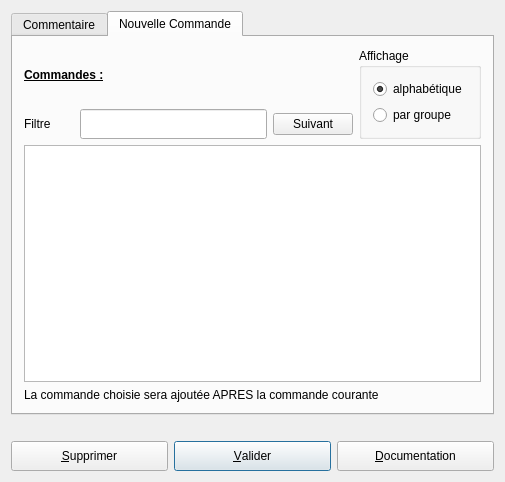
First picture: the form in UiQT4/desCommentaire.ui, repository SalomePlatform/eficas_tools, before the edit.
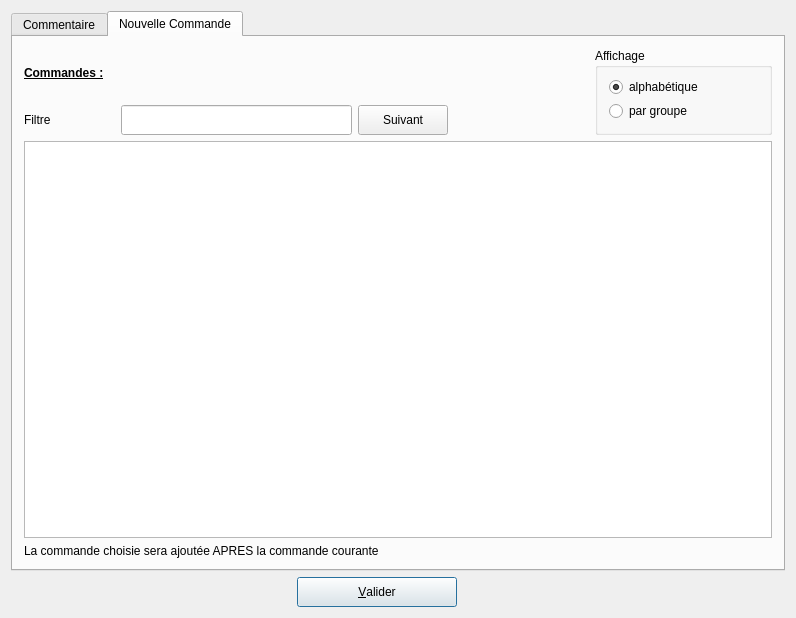
Second picture: the form after the edit. The open tabs and pages were chosen to show the change.

Patch:
```diff
--- a/UiQT4/desCommentaire.ui
+++ b/UiQT4/desCommentaire.ui
@@ -5,8 +5,8 @@
    <rect>
     <x>0</x>
     <y>0</y>
-    <width>505</width>
-    <height>482</height>
+    <width>796</width>
+    <height>618</height>
    </rect>
   </property>
   <property name="minimumSize" >
@@ -18,93 +18,8 @@
   <property name="windowTitle" >
    <string>DComm</string>
   </property>
-  <layout class="QGridLayout" >
-   <item row="2" column="1" >
-    <widget class="QPushButton" name="bOk" >
-     <property name="minimumSize" >
-      <size>
-       <width>0</width>
-       <height>30</height>
-      </size>
-     </property>
-     <property name="toolTip" >
-      <string>validation de la saisie</string>
-     </property>
-     <property name="text" >
-      <string>&amp;Valider</string>
-     </property>
-     <property name="shortcut" >
-      <string>Shift+A, Alt+A, Alt+A, Alt+A</string>
-     </property>
-     <property name="autoDefault" >
-      <bool>true</bool>
-     </property>
-     <property name="default" >
-      <bool>true</bool>
-     </property>
-    </widget>
-   </item>
-   <item row="2" column="0" >
-    <widget class="QPushButton" name="bSup" >
-     <property name="minimumSize" >
-      <size>
-       <width>0</width>
-       <height>30</height>
-      </size>
-     </property>
-     <property name="toolTip" >
-      <string>suppression du mot clef</string>
-     </property>
-     <property name="text" >
-      <string>&amp;Supprimer</string>
-     </property>
-     <property name="shortcut" >
-      <string>Alt+S</string>
-     </property>
-     <property name="autoDefault" >
-      <bool>true</bool>
-     </property>
-    </widget>
-   </item>
-   <item row="2" column="2" >
-    <widget class="QPushButton" name="bHelp" >
-     <property name="minimumSize" >
-      <size>
-       <width>0</width>
-       <height>30</height>
-      </size>
-     </property>
-     <property name="toolTip" >
-      <string>affichage documentation aster</string>
-     </property>
-     <property name="text" >
-      <string>&amp;Documentation</string>
-     </property>
-     <property name="shortcut" >
-      <string>Alt+D</string>
-     </property>
-     <property name="autoDefault" >
-      <bool>true</bool>
-     </property>
-    </widget>
-   </item>
-   <item row="1" column="0" colspan="3" >
-    <widget class="QLabel" name="Commentaire" >
-     <property name="frameShape" >
-      <enum>QFrame::NoFrame</enum>
-     </property>
-     <property name="frameShadow" >
-      <enum>QFrame::Plain</enum>
-     </property>
-     <property name="text" >
-      <string/>
-     </property>
-     <property name="wordWrap" >
-      <bool>false</bool>
-     </property>
-    </widget>
-   </item>
-   <item row="0" column="0" colspan="3" >
+  <layout class="QGridLayout" name="gridLayout_3" >
+   <item row="0" column="0" >
     <widget class="QTabWidget" name="TWChoix" >
      <property name="currentIndex" >
       <number>0</number>
@@ -128,19 +43,13 @@
       </layout>
      </widget>
      <widget class="QWidget" name="Commande" >
-      <property name="geometry" >
-       <rect>
-        <x>0</x>
-        <y>0</y>
-        <width>483</width>
-        <height>371</height>
-       </rect>
-      </property>
       <attribute name="title" >
        <string>Nouvelle Commande</string>
       </attribute>
       <layout class="QGridLayout" name="gridLayout_4" >
-       <item row="0" column="0" colspan="3" >
+       <item row="0" column="0" >
+        <layout class="QGridLayout" name="gridLayout_2" >
+         <item row="0" column="0" colspan="2" >
         <widget class="QLabel" name="textLabel1_4" >
          <property name="text" >
           <string>&lt;b>&lt;u>Commandes :&lt;/u>&lt;/b></string>
@@ -150,14 +59,32 @@
          </property>
         </widget>
        </item>
-       <item rowspan="2" row="0" column="3" >
+         <item rowspan="2" row="0" column="4" >
         <widget class="QGroupBox" name="groupBox" >
+           <property name="minimumSize" >
+            <size>
+             <width>171</width>
+             <height>71</height>
+            </size>
+           </property>
          <property name="title" >
           <string>Affichage</string>
          </property>
-         <layout class="QGridLayout" name="gridLayout_3" >
+           <layout class="QGridLayout" name="gridLayout" >
           <item row="0" column="0" >
            <widget class="QRadioButton" name="RBalpha" >
+              <property name="minimumSize" >
+               <size>
+                <width>149</width>
+                <height>16</height>
+               </size>
+              </property>
+              <property name="maximumSize" >
+               <size>
+                <width>149</width>
+                <height>16</height>
+               </size>
+              </property>
             <property name="text" >
              <string>alphabétique</string>
             </property>
@@ -177,10 +104,10 @@
         </widget>
        </item>
        <item row="1" column="0" >
-        <widget class="QLabel" name="textLabel6_2" >
+          <widget class="QLabel" name="textLabel6" >
          <property name="minimumSize" >
           <size>
-           <width>50</width>
+             <width>91</width>
            <height>30</height>
           </size>
          </property>
@@ -196,7 +123,7 @@
         <widget class="QLineEdit" name="LEFiltre" >
          <property name="minimumSize" >
           <size>
-           <width>160</width>
+             <width>231</width>
            <height>30</height>
           </size>
          </property>
@@ -204,16 +131,43 @@
        </item>
        <item row="1" column="2" >
         <widget class="QPushButton" name="BNext" >
+           <property name="minimumSize" >
+            <size>
+             <width>90</width>
+             <height>30</height>
+            </size>
+           </property>
          <property name="text" >
           <string>Suivant</string>
          </property>
         </widget>
        </item>
-       <item row="2" column="0" colspan="4" >
+         <item row="1" column="3" >
+          <spacer name="horizontalSpacer_4" >
+           <property name="orientation" >
+            <enum>Qt::Horizontal</enum>
+           </property>
+           <property name="sizeHint" stdset="0" >
+            <size>
+             <width>108</width>
+             <height>20</height>
+            </size>
+           </property>
+          </spacer>
+         </item>
+        </layout>
+       </item>
+       <item row="1" column="0" >
         <widget class="QListWidget" name="LBNouvCommande" />
        </item>
-       <item row="3" column="0" colspan="4" >
+       <item row="2" column="0" >
         <widget class="QLabel" name="textLabel4" >
+         <property name="maximumSize" >
+          <size>
+           <width>721</width>
+           <height>20</height>
+          </size>
+         </property>
          <property name="text" >
           <string>La commande choisie sera ajoutée APRES la commande courante</string>
          </property>
@@ -226,6 +180,67 @@
      </widget>
     </widget>
    </item>
+   <item row="1" column="0" >
+    <layout class="QHBoxLayout" name="horizontalLayout" >
+     <item>
+      <spacer name="horizontalSpacer" >
+       <property name="orientation" >
+        <enum>Qt::Horizontal</enum>
+       </property>
+       <property name="sizeHint" stdset="0" >
+        <size>
+         <width>268</width>
+         <height>20</height>
+        </size>
+       </property>
+      </spacer>
+     </item>
+     <item>
+      <widget class="QPushButton" name="bOk" >
+       <property name="minimumSize" >
+        <size>
+         <width>160</width>
+         <height>30</height>
+        </size>
+       </property>
+       <property name="maximumSize" >
+        <size>
+         <width>160</width>
+         <height>30</height>
+        </size>
+       </property>
+       <property name="toolTip" >
+        <string>validation de la saisie</string>
+       </property>
+       <property name="text" >
+        <string>&amp;Valider</string>
+       </property>
+       <property name="shortcut" >
+        <string>Shift+A, Alt+A, Alt+A, Alt+A</string>
+       </property>
+       <property name="autoDefault" >
+        <bool>true</bool>
+       </property>
+       <property name="default" >
+        <bool>true</bool>
+       </property>
+      </widget>
+     </item>
+     <item>
+      <spacer name="horizontalSpacer_2" >
+       <property name="orientation" >
+        <enum>Qt::Horizontal</enum>
+       </property>
+       <property name="sizeHint" stdset="0" >
+        <size>
+         <width>328</width>
+         <height>20</height>
+        </size>
+       </property>
+      </spacer>
+     </item>
+    </layout>
+   </item>
   </layout>
  </widget>
  <layoutdefault spacing="6" margin="11" />
```
Left out of the diff: 12 changed lines with no effect on the pictures. Lines whose indentation alone changed are shown as unchanged.
